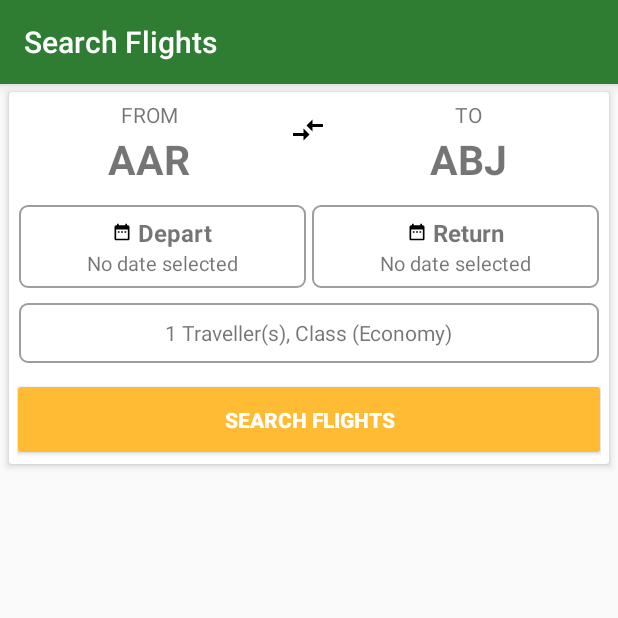
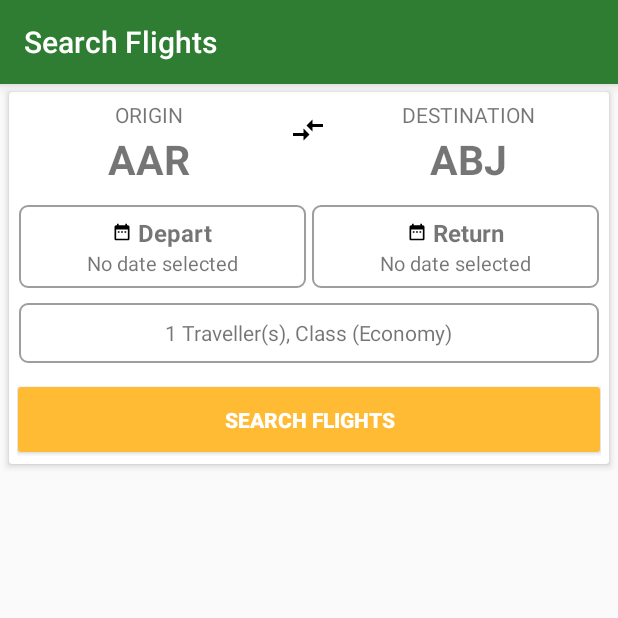
Before and after one commit to lubulwarichard/Kulio, an Android app: the MainActivity screen opened directly, with no data from a screen before it, after a tap on "SEARCH FLIGHTS", on a phone screen of 412 x 824 dp, the top half of it. Run offline under Robolectric (Android 15) with nearby library versions, the phone set to English and light mode, and no system bars; our stand-ins replace RxJava, Timber; network calls fail.

```diff
--- a/app/src/main/AndroidManifest.xml
+++ b/app/src/main/AndroidManifest.xml
@@ -36,7 +36,8 @@
                 android:label="@string/select_airport_activity_name"/>
         <activity
                 android:name=".ui.main.MapActivity"
-                android:configChanges="keyboardHidden|orientation|screenSize"/>
+                android:configChanges="keyboardHidden|orientation|screenSize"
+                android:label="@string/airport_map_activity_name"/>
     </application>
 
 </manifest>
--- a/app/src/main/java/com/lubulwa/kulio/ui/main/MainActivity.kt
+++ b/app/src/main/java/com/lubulwa/kulio/ui/main/MainActivity.kt
@@ -34,8 +34,8 @@ class MainActivity : BaseActivity(), HomeContract.View, FlightSchedulesAdapter.I
 
     lateinit var flightsArrayList: ArrayList<Flight>
 
-    lateinit var originAirport: Airport
-    lateinit var destinationAirport: Airport
+    var originAirport: Airport? = null
+    var destinationAirport: Airport? = null
 
     override fun onCreate(savedInstanceState: Bundle?) {
         super.onCreate(savedInstanceState)
@@ -67,15 +67,19 @@ class MainActivity : BaseActivity(), HomeContract.View, FlightSchedulesAdapter.I
         }
 
         search_flights_button.setOnClickListener {
+            if (originAirport != null && destinationAirport != null) {
                 if (flightSchedulesAdapter != null) {
                     flightSchedulesAdapter!!.mValues.clear()
                     flightSchedulesAdapter!!.notifyDataSetChanged()
                 }
                 homePresenter.findScheduledFlights(
-                tv_origin_airport.text.toString(),
-                tv_destination_airport.text.toString(),
+                    originAirport!!.airportCode,
+                    destinationAirport!!.airportCode,
                     KulioUtlis.getTomorrowsDate()
                 )
+            } else {
+                Toast.makeText(this, getString(R.string.select_origin_dest), Toast.LENGTH_LONG).show()
+            }
         }
 
         val layoutManager = LinearLayoutManager(this);
@@ -110,7 +114,6 @@ class MainActivity : BaseActivity(), HomeContract.View, FlightSchedulesAdapter.I
         override fun onReceive(context: Context, intent: Intent?) {
             if (intent != null) {
                 val airportItem = intent.getSerializableExtra(Constants.AIRPORTS_INTENT_DATA) as Airport
-                Timber.v("onReceive: ${airportItem.toString()}")
                 if (isRequestingOriginAirport) {
                     originAirport = airportItem
                     tv_origin_airport.text = airportItem.airportCode
@@ -127,8 +130,6 @@ class MainActivity : BaseActivity(), HomeContract.View, FlightSchedulesAdapter.I
         intent.putExtra(Constants.FLIGHT_INTENT_DATA, flightItem)
         intent.putExtra(Constants.ORIGIN_AIRPORT_INTENT_DATA, originAirport)
         intent.putExtra(Constants.DEST_AIRPORT_INTENT_DATA, destinationAirport)
-        Timber.v("originAirport"+originAirport.toString())
-        Timber.v("destinationAirport"+destinationAirport.toString())
         startActivity(intent)
     }
 
--- a/app/src/main/res/layout/activity_main.xml
+++ b/app/src/main/res/layout/activity_main.xml
@@ -68,7 +68,7 @@
                                     android:layout_height="wrap_content"
                                     android:gravity="center"
                                     android:textAllCaps="true"
-                                    android:text="@string/from"/>
+                                    android:text="@string/origin"/>
 
                             <TextView
                                     android:id="@+id/tv_origin_airport"
@@ -107,7 +107,7 @@
                                     android:layout_height="wrap_content"
                                     android:gravity="center"
                                     android:textAllCaps="true"
-                                    android:text="@string/to"/>
+                                    android:text="@string/destination"/>
 
                             <TextView
                                     android:id="@+id/tv_destination_airport"
@@ -139,7 +139,8 @@
                                 android:padding="3dp"
                                 android:gravity="center_vertical|center_horizontal"
                                 android:orientation="vertical"
-                                android:background="@drawable/background_with_faint_corners">
+                                android:background="@drawable/background_with_faint_corners"
+                                android:layout_marginEnd="2dp">
 
                             <LinearLayout
                                     android:layout_width="match_parent"
@@ -155,10 +156,11 @@
                                 <TextView
                                         android:layout_width="wrap_content"
                                         android:layout_height="wrap_content"
-                                        android:text="Depart"
+                                        android:text="@string/depart"
                                         android:textStyle="bold"
                                         android:paddingLeft="4dp"
-                                        android:textSize="16dp"/>
+                                        android:textSize="16sp"
+                                        android:paddingStart="4dp"/>
 
                             </LinearLayout>
 
@@ -166,8 +168,8 @@
                                     android:id="@+id/depart_date_tv"
                                     android:layout_width="wrap_content"
                                     android:layout_height="wrap_content"
-                                    android:text="No date selected"
-                                    android:textSize="13dp"/>
+                                    android:text="@string/no_date_selected"
+                                    android:textSize="13sp"/>
 
                         </LinearLayout>
 
@@ -180,7 +182,8 @@
                                 android:padding="3dp"
                                 android:gravity="center_vertical|center_horizontal"
                                 android:orientation="vertical"
-                                android:background="@drawable/background_with_faint_corners">
+                                android:background="@drawable/background_with_faint_corners"
+                                android:layout_marginStart="2dp">
 
                             <LinearLayout
                                     android:layout_width="match_parent"
@@ -196,10 +199,11 @@
                                 <TextView
                                         android:layout_width="wrap_content"
                                         android:layout_height="wrap_content"
-                                        android:text="Return"
+                                        android:text="@string/return_label"
                                         android:textStyle="bold"
                                         android:paddingLeft="4dp"
-                                        android:textSize="16dp"/>
+                                        android:textSize="16sp"
+                                        android:paddingStart="4dp"/>
 
                             </LinearLayout>
 
@@ -207,8 +211,8 @@
                                     android:id="@+id/return_date_tv"
                                     android:layout_width="wrap_content"
                                     android:layout_height="wrap_content"
-                                    android:text="No date selected"
-                                    android:textSize="13dp"/>
+                                    android:text="@string/no_date_selected"
+                                    android:textSize="13sp"/>
 
                         </LinearLayout>
 
--- a/app/src/main/res/values/strings.xml
+++ b/app/src/main/res/values/strings.xml
@@ -1,14 +1,19 @@
 <resources>
     <string name="app_name">Kulio</string>
     <string name="select_airport_activity_name">Select Airport</string>
+    <string name="airport_map_activity_name">Trip</string>
 
     <string name="search_flights">Search Flights</string>
     <string name="passenger_class_hint">1 Traveller(s), Class (Economy)</string>
     <string name="loading">Loading…</string>
     <string name="initialization_failed">Initialization failed, please try again later</string>
     <string name="network_fail">Please connect to a network</string>
-    <string name="from">From</string>
-    <string name="to">To</string>
+    <string name="origin">Origin</string>
+    <string name="destination">Destination</string>
     <string name="default_from_airport">AAR</string>
     <string name="default_to_airport">ABJ</string>
+    <string name="select_origin_dest">Please select an origin and destination</string>
+    <string name="depart">Depart</string>
+    <string name="no_date_selected">No date selected</string>
+    <string name="return_label">Return</string>
 </resources>
```
Also changed, not shown: app/src/main/java/com/lubulwa/kulio/presenter/MapPresenter.kt (deleted, +0 -17 lines), app/src/main/java/com/lubulwa/kulio/ui/interfaces/MapContract.kt (deleted, +0 -15 lines), app/src/main/java/com/lubulwa/kulio/ui/main/MapActivity.kt (+41 -24 lines), app/src/main/res/layout/activity_map.xml (+23 -1 lines). Lines whose indentation alone changed are shown as unchanged.
